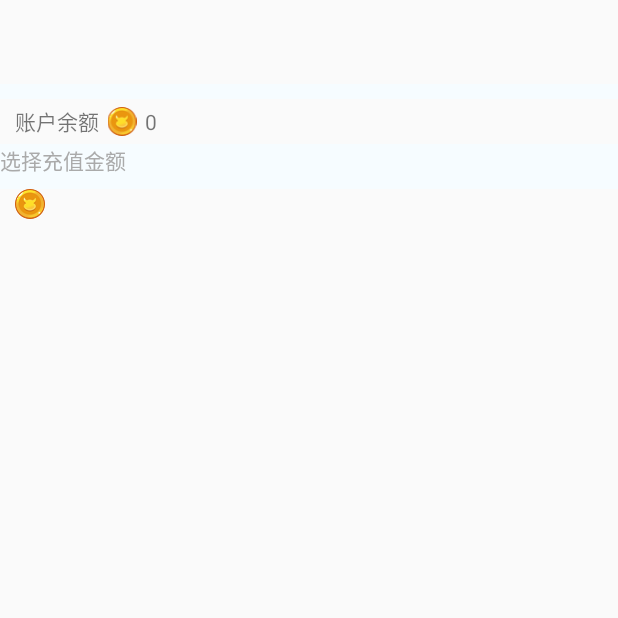
After one commit to wnhh/LoveTV, an Android app: the ChongzhiActivity screen opened directly, with no data from a screen before it, on a phone screen of 412 x 824 dp, the top half of it. The commit adds this screen. Run offline under Robolectric (Android 15) with nearby library versions, the phone set to English and light mode, and no system bars.

Commit message:
chongzhi

```diff
--- /dev/null
+++ b/app/src/main/java/com/yztc/lovetv/activity/mine/ChongzhiActivity.java
@@ -0,0 +1,15 @@
+package com.yztc.lovetv.activity.mine;
+
+import android.support.v7.app.AppCompatActivity;
+import android.os.Bundle;
+
+import com.yztc.lovetv.R;
+
+public class ChongzhiActivity extends AppCompatActivity {
+
+    @Override
+    protected void onCreate(Bundle savedInstanceState) {
+        super.onCreate(savedInstanceState);
+        setContentView(R.layout.activity_chongzhi);
+    }
+}
--- /dev/null
+++ b/app/src/main/res/layout/activity_chongzhi.xml
@@ -0,0 +1,71 @@
+<?xml version="1.0" encoding="utf-8"?>
+<LinearLayout
+    xmlns:android="http://schemas.android.com/apk/res/android"
+    xmlns:tools="http://schemas.android.com/tools"
+    android:id="@+id/activity_chongzhi"
+    android:layout_width="match_parent"
+    android:layout_height="match_parent"
+    android:orientation="vertical"
+    tools:context="com.yztc.lovetv.activity.mine.ChongzhiActivity">
+
+    <android.support.v7.widget.Toolbar
+        android:id="@+id/toolbar_chongzhi"
+        android:layout_width="match_parent"
+        android:layout_height="wrap_content"
+        android:title="充值"/>
+
+    <View
+        android:layout_width="match_parent"
+        android:layout_height="10dp"
+        android:background="@color/background"/>
+
+    <!--账户余额-->
+    <RelativeLayout
+        android:layout_width="match_parent"
+        android:layout_height="30dp">
+        <TextView
+            android:id="@+id/tv_coinyue"
+            android:layout_width="wrap_content"
+            android:layout_height="wrap_content"
+            android:layout_marginLeft="10dp"
+            android:layout_centerVertical="true"
+            android:text="@string/coinyue"/>
+
+        <ImageView
+            android:id="@+id/iv_coin"
+            android:layout_width="wrap_content"
+            android:layout_height="wrap_content"
+            android:layout_margin="5dp"
+            android:src="@mipmap/new_coin"
+            android:layout_centerVertical="true"
+            android:layout_toRightOf="@id/tv_coinyue"/>
+
+        <TextView
+            android:layout_width="wrap_content"
+            android:layout_height="wrap_content"
+            android:text="@string/zero"
+            android:layout_toRightOf="@id/iv_coin"
+            android:layout_centerVertical="true"/>
+    </RelativeLayout>
+
+    <!--选择充值金额-->
+    <TextView
+        android:layout_width="match_parent"
+        android:layout_height="30dp"
+        android:background="@color/background"
+        android:text="@string/choosecoin"
+        android:textColor="@color/colorfont"/>
+
+    <LinearLayout
+        android:layout_width="match_parent"
+        android:layout_height="30dp"
+        android:orientation="vertical">
+
+        <ImageView
+            android:layout_width="wrap_content"
+            android:layout_height="wrap_content"
+            android:layout_marginLeft="10dp"
+            android:src="@mipmap/new_coin"/>
+
+    </LinearLayout>
+</LinearLayout>
--- a/app/src/main/res/values/colors.xml
+++ b/app/src/main/res/values/colors.xml
@@ -7,4 +7,5 @@
     <color name="colorWhite">#FFFFFF</color>
     <color name="TextSelector">#FF5253</color>
     <color name="colorfont">#AAAAAA</color>
+    <color name="background">#F6FCFF</color>
 </resources>
--- a/app/src/main/res/values/strings.xml
+++ b/app/src/main/res/values/strings.xml
@@ -4,7 +4,9 @@
     <string name="secondTabhost">栏目</string>
     <string name="thirdTabhost">直播</string>
     <string name="fourthTabhost">我的</string>
-
+    <string name="coinyue">账户余额</string>
+    <string name="zero">0</string>
+    <string name="choosecoin">选择充值金额</string>
 
     <!-- TODO: Remove or change this placeholder text -->
     <string name="hello_blank_fragment">Hello blank fragment</string>
```
Also changed, not shown: app/src/main/AndroidManifest.xml (+9 -11 lines), app/src/main/res/layout/fragment_mine.xml (+43 -26 lines).
